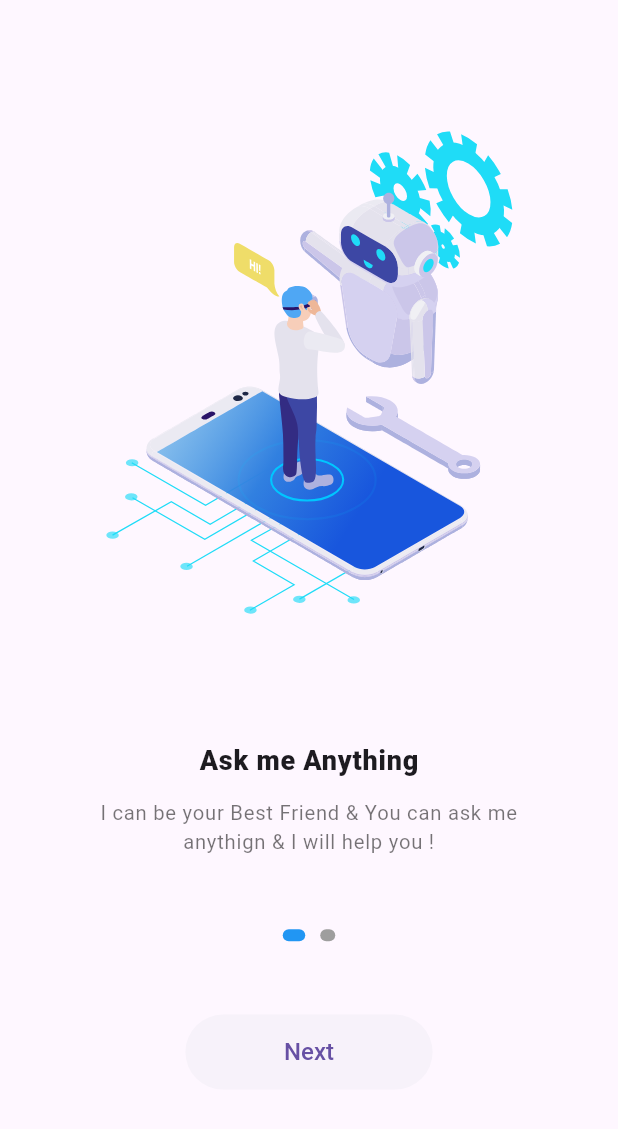
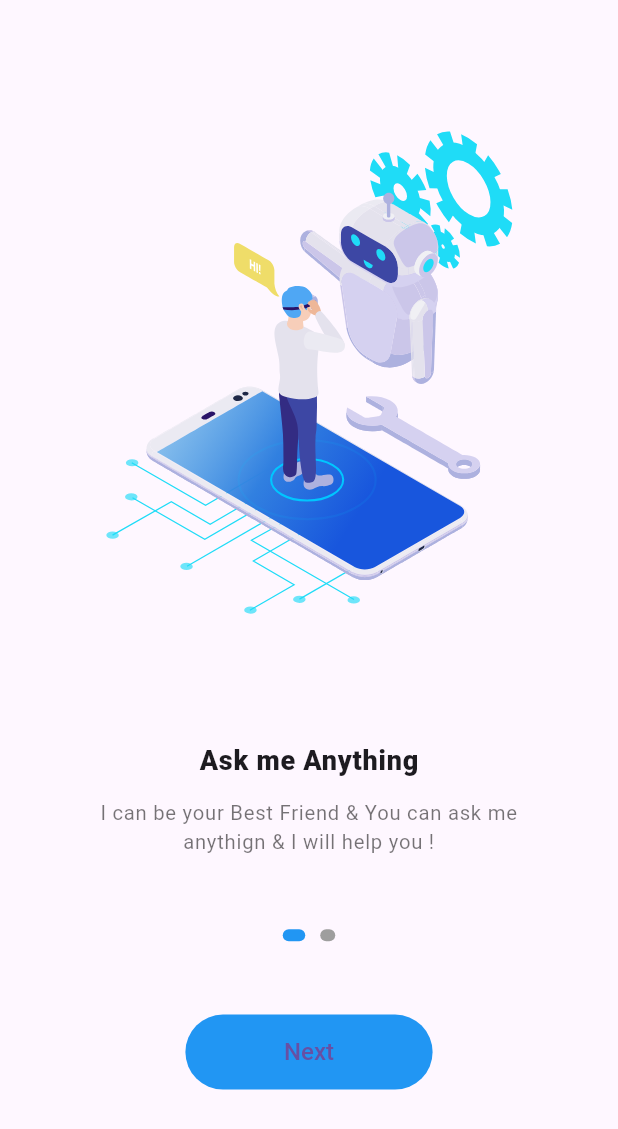
Before and after one commit to azzamaddouri/ai_assistant_using_gemini, a Flutter app: the screen it shows after launch, on a phone screen of 412 x 824 dp. Shown: the top 1129 px of the screen. Run offline on Flutter 3.47's test engine with Material 3 defaults, Android fonts, the phone set to English and light mode, and no system bars; our stand-ins replace flutter_animate, flutter_spinkit, get, hive_flutter, image_picker, lottie; accounts and stored records are empty; project files that could hold a hidden picture were left out.

Commit message:
Toggle/Change Light & Dark Theme/Mode  !

```diff
--- a/lib/helper/pref.dart
+++ b/lib/helper/pref.dart
@@ -1,15 +1,26 @@
-
+import 'package:flutter/material.dart';
 import 'package:hive_flutter/adapters.dart';
 
 class Pref {
   static late Box _box;
 
   static Future<void> initialize() async {
-   await Hive.initFlutter();
+    await Hive.initFlutter();
     _box = await Hive.openBox('myData');
   }
 
   static bool get showOnboarding =>
       _box.get('showOnboarding', defaultValue: true);
   static set showOnboarding(bool v) => _box.put('showOnboarding', v);
+
+  // for storing theme data
+  static bool get isDarkMode => _box.get('isDarkMode') ?? false;
+  static set isDarkMode(bool v) => _box.put('isDarkMode', v);
+
+  static ThemeMode get defaultTheme {
+    final data = _box.get('isDrakMode');
+    if (data == null) return ThemeMode.system;
+    if (data == true) return ThemeMode.dark;
+    return ThemeMode.light;
+  }
 }
--- a/lib/main.dart
+++ b/lib/main.dart
@@ -22,6 +22,16 @@ class MyApp extends StatelessWidget {
     return GetMaterialApp(
         title: appName,
         debugShowCheckedModeBanner: false,
+        themeMode: Pref.defaultTheme,
+        darkTheme: ThemeData(
+            //useMaterial3: false,
+            brightness: Brightness.dark,
+            appBarTheme: const AppBarTheme(
+              elevation: 0,
+              centerTitle: true,
+              titleTextStyle:
+                  TextStyle(fontSize: 20, fontWeight: FontWeight.w500),
+            )),
         theme: ThemeData(
             //useMaterial3: false,
             appBarTheme: const AppBarTheme(
@@ -34,3 +44,10 @@ class MyApp extends StatelessWidget {
         home: const SplashScreen());
   }
 }
+
+extension AppTheme on ThemeData {
+  Color get lightTextColor =>
+      brightness == Brightness.dark ? Colors.white70 : Colors.black54;
+  Color get buttonColor =>
+      brightness == Brightness.dark ? Colors.cyan.withOpacity(.5) : Colors.blue;
+}
--- a/lib/screen/features/chatbot_feature.dart
+++ b/lib/screen/features/chatbot_feature.dart
@@ -1,4 +1,5 @@
 import 'package:ai_assistant/helper/global.dart';
+import 'package:ai_assistant/main.dart';
 import 'package:ai_assistant/widget/message_card.dart';
 import 'package:flutter/material.dart';
 import 'package:get/get.dart';
@@ -33,8 +34,8 @@ class _ChatBotFeatureState extends State<ChatBotFeature> {
                 onTapOutside: (e) => {
                   FocusScope.of(context).unfocus(),
                 },
-                decoration: const InputDecoration(
-                    fillColor: Colors.white,
+                decoration: InputDecoration(
+                    fillColor: Theme.of(context).scaffoldBackgroundColor,
                     filled: true,
                     isDense: true,
                     hintText: 'Ask me anything you want... ',
@@ -48,6 +49,7 @@ class _ChatBotFeatureState extends State<ChatBotFeature> {
             ),
             CircleAvatar(
               radius: 24,
+              backgroundColor: Theme.of(context).buttonColor,
               child: IconButton(
                   onPressed: _c.askQuestion,
                   icon: const Icon(Icons.rocket_launch,
--- a/lib/screen/onboarding_screen.dart
+++ b/lib/screen/onboarding_screen.dart
@@ -1,4 +1,5 @@
 import 'package:ai_assistant/helper/global.dart';
+import 'package:ai_assistant/main.dart';
 import 'package:ai_assistant/model/onboard.dart';
 import 'package:ai_assistant/screen/home_screen.dart';
 import 'package:ai_assistant/widget/custom_btn.dart';
@@ -52,10 +53,10 @@ class OnboardingScreen extends StatelessWidget {
                     child: Text(
                       list[index].subtitle,
                       textAlign: TextAlign.center,
-                      style: const TextStyle(
+                      style: TextStyle(
                           fontSize: 13.5,
                           letterSpacing: 0.5,
-                          color: Colors.black54),
+                          color: Theme.of(context).lightTextColor),
                     ),
                   ),
 
--- a/lib/widget/custom_btn.dart
+++ b/lib/widget/custom_btn.dart
@@ -1,4 +1,5 @@
 import 'package:ai_assistant/helper/global.dart';
+import 'package:ai_assistant/main.dart';
 import 'package:flutter/material.dart';
 
 class CustomBtn extends StatelessWidget {
@@ -13,6 +14,7 @@ class CustomBtn extends StatelessWidget {
         style: ElevatedButton.styleFrom(
             shape: const StadiumBorder(),
             elevation: 0,
+            backgroundColor: Theme.of(context).buttonColor,
             textStyle:
                 const TextStyle(fontSize: 16, fontWeight: FontWeight.w500),
             minimumSize: Size(mq.width * .4, 50)),
--- a/lib/widget/language_sheet.dart
+++ b/lib/widget/language_sheet.dart
@@ -23,9 +23,9 @@ class _LanguageSheetState extends State<LanguageSheet> {
       height: mq.height * .5,
       padding: EdgeInsets.only(
           left: mq.width * .04, right: mq.width * .04, top: mq.height * .02),
-      decoration: const BoxDecoration(
-          color: Colors.white,
-          borderRadius: BorderRadius.only(
+      decoration: BoxDecoration(
+          color: Theme.of(context).scaffoldBackgroundColor,
+          borderRadius: const BorderRadius.only(
               topLeft: Radius.circular(15), topRight: Radius.circular(15))),
       child: Column(
         children: [
```
Also changed, not shown: lib/screen/home_screen.dart (+16 -8 lines), lib/widget/message_card.dart (+5 -2 lines).
